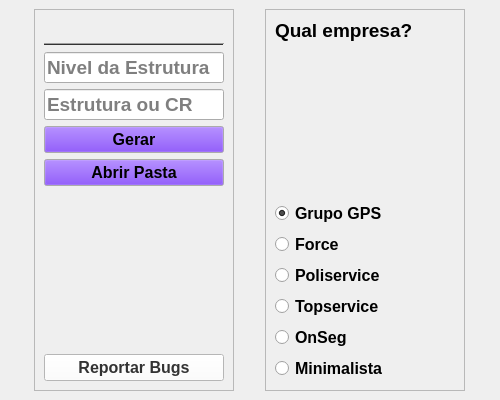
Before: the Qt Designer form resources/uis/main.ui in foxtec198/Desktop_GQR, drawn with Qt 5.
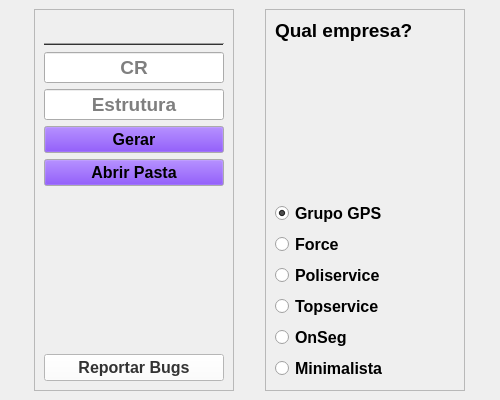
After: the same form once the commit is applied. Icons and pictures are not drawn.

```diff
--- a/resources/uis/main.ui
+++ b/resources/uis/main.ui
@@ -207,6 +207,27 @@
            </property>
           </widget>
          </item>
+         <item>
+          <widget class="QLineEdit" name="estruturaEntry">
+           <property name="font">
+            <font>
+             <pointsize>14</pointsize>
+            </font>
+           </property>
+           <property name="focusPolicy">
+            <enum>Qt::StrongFocus</enum>
+           </property>
+           <property name="toolTip">
+            <string>Adicione um CR ou uma Estrutura Especifica</string>
+           </property>
+           <property name="alignment">
+            <set>Qt::AlignCenter</set>
+           </property>
+           <property name="placeholderText">
+            <string>CR</string>
+           </property>
+          </widget>
+         </item>
          <item>
           <widget class="QLineEdit" name="nivelEntry">
            <property name="font">
@@ -220,29 +241,17 @@
            <property name="text">
             <string/>
            </property>
+           <property name="alignment">
+            <set>Qt::AlignCenter</set>
+           </property>
            <property name="placeholderText">
-            <string>Nivel da Estrutura</string>
+            <string>Estrutura</string>
            </property>
            <property name="clearButtonEnabled">
             <bool>false</bool>
            </property>
           </widget>
          </item>
-         <item>
-          <widget class="QLineEdit" name="estruturaEntry">
-           <property name="font">
-            <font>
-             <pointsize>14</pointsize>
-            </font>
-           </property>
-           <property name="toolTip">
-            <string>Adicione um CR ou uma Estrutura Especifica</string>
-           </property>
-           <property name="placeholderText">
-            <string>Estrutura ou CR</string>
-           </property>
-          </widget>
-         </item>
          <item>
           <widget class="QPushButton" name="btnGerarQR">
            <property name="text">
```
